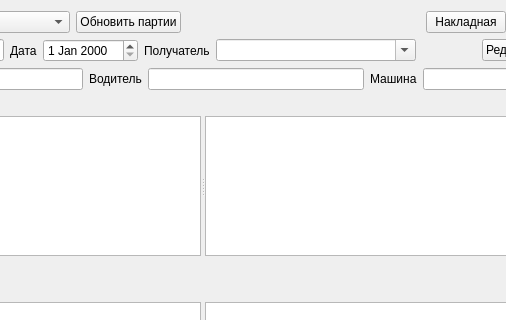
First picture: the form in formship.ui, repository Sergeyego/warehouse, before the edit; both pictures show x 616 to 1122 and y 0 to 320 of the 1266 by 646 pixel window.
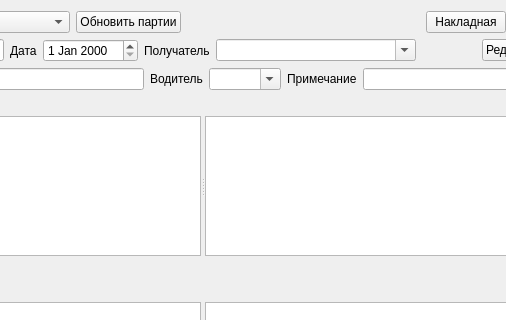
Second picture: the form after the edit. Custom widgets are drawn as their Qt base class.

```diff
--- a/formship.ui
+++ b/formship.ui
@@ -269,12 +269,16 @@
           </widget>
          </item>
          <item>
-          <widget class="QLineEdit" name="lineEditDrv"/>
+          <widget class="QComboBox" name="comboBoxDrv">
+           <property name="editable">
+            <bool>true</bool>
+           </property>
+          </widget>
          </item>
          <item>
           <widget class="QLabel" name="label_10">
            <property name="text">
-            <string>Машина</string>
+            <string>Примечание</string>
            </property>
           </widget>
          </item>
@@ -392,16 +396,16 @@
   </layout>
  </widget>
  <customwidgets>
-  <customwidget>
-   <class>TableView</class>
-   <extends>QTableView</extends>
-   <header>olap/tableview.h</header>
-  </customwidget>
   <customwidget>
    <class>DbViewer</class>
    <extends>QTableView</extends>
    <header>db/dbviewer.h</header>
   </customwidget>
+  <customwidget>
+   <class>TableView</class>
+   <extends>QTableView</extends>
+   <header>olap/tableview.h</header>
+  </customwidget>
   <customwidget>
    <class>DateEdit</class>
    <extends>QDateEdit</extends>
```
Left out of the diff: 2 changed lines with no effect on the pictures.
